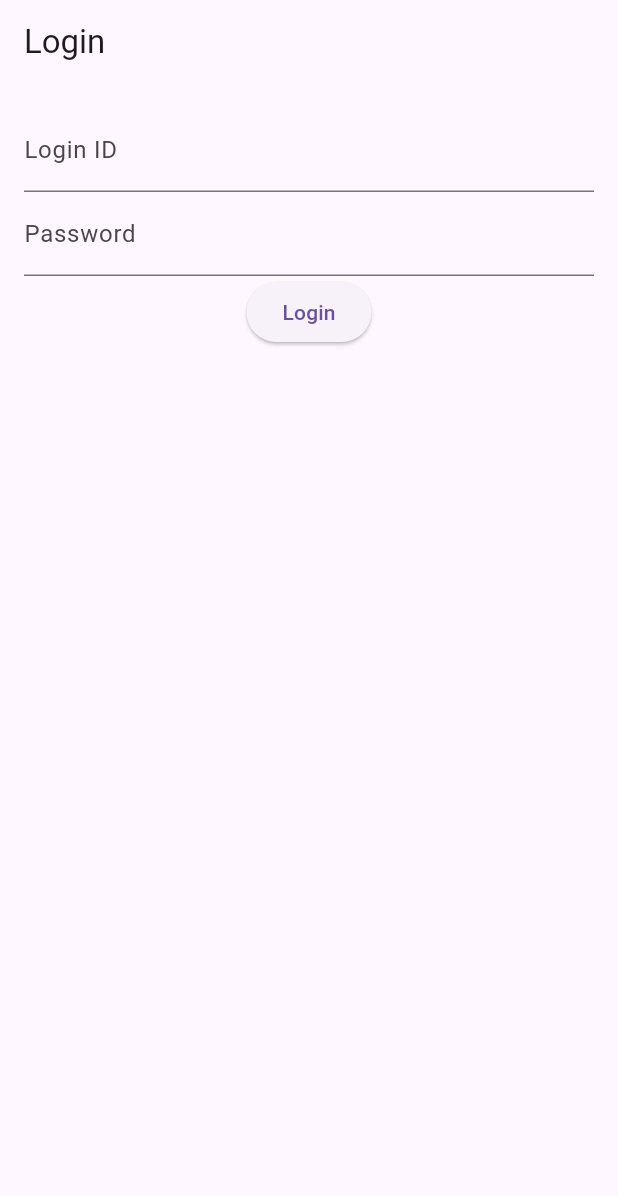
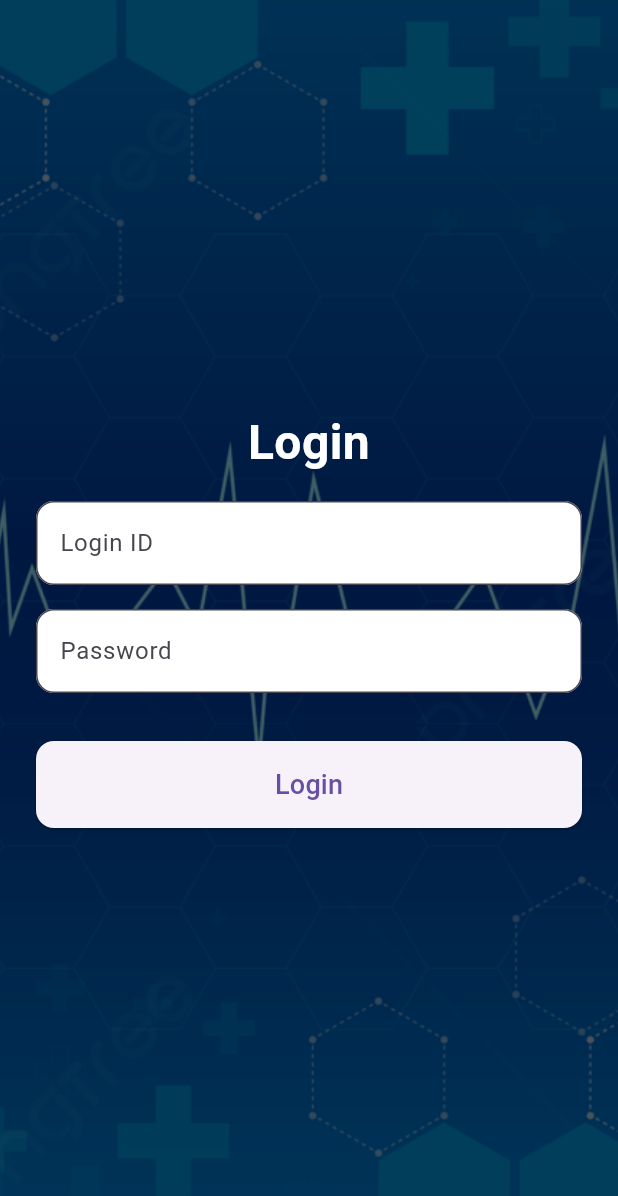
Before and after one commit to Soutikmondal/NGO_IITKGP, a Flutter app: the screen it shows after launch, on a phone screen of 412 x 824 dp. Shown: the top 1196 px of the screen. Run offline on Flutter 3.47's test engine with Material 3 defaults, Android fonts, the phone set to English and light mode, and no system bars; our stand-ins replace animated_text_kit, flutter_spinkit.

Commit message:
semi-final

```diff
--- a/lib/Chat_Bot/constants/api_consts.dart
+++ b/lib/Chat_Bot/constants/api_consts.dart
@@ -1,2 +1,2 @@
 const String BASE_URL = "https://generativelanguage.googleapis.com/v1beta";
-// const String API_KEY = "AIzaSyBPfMkdpwB5CH2rNjTIzyrQ2wVjpSajB1E";
+const String API_KEY = "AIzaSyBPfMkdpwB5CH2rNjTIzyrQ2wVjpSajB1E";
--- a/lib/Chat_Bot/services/api_service.dart
+++ b/lib/Chat_Bot/services/api_service.dart
@@ -28,20 +28,16 @@ class ApiService {
         }),
       );
 
-      // Decode the JSON response
       Map<String, dynamic> jsonResponse =
           json.decode(utf8.decode(response.bodyBytes));
 
-      // Check for errors in the response
       if (jsonResponse['error'] != null) {
         throw HttpException(jsonResponse['error']['message']);
       }
 
-      // Extract the content from the response
       String content =
           jsonResponse['candidates'][0]['content']['parts'][0]['text'];
 
-      // Create a chat response based on the content
       List<ChatModel> chatList = [
         ChatModel(msg: content, chatIndex: 1),
       ];
--- a/lib/main.dart
+++ b/lib/main.dart
@@ -42,6 +42,7 @@ class LoginScreen extends StatefulWidget {
 class _LoginScreenState extends State<LoginScreen> {
   final _loginIdController = TextEditingController();
   final _pwdController = TextEditingController();
+  late final String user_id;
   String _loginErrorMessage = '';
 
   void _login() async {
@@ -56,12 +57,13 @@ class _LoginScreenState extends State<LoginScreen> {
     final data = json.decode(response.body);
 
     if (data['status'] == 'success') {
+      user_id = data['userid'];
+
       Navigator.pushReplacement(
         context,
         MaterialPageRoute(
-          builder: (context) => HomeScreen(
-            userType: data['user_type'],
-          ),
+          builder: (context) =>
+              HomeScreen(userType: data['user_type'], userid: user_id),
         ),
       );
     } else {
@@ -73,31 +75,89 @@ class _LoginScreenState extends State<LoginScreen> {
 
   @override
   Widget build(BuildContext context) {
-    return Scaffold(
-      appBar: AppBar(
-        title: const Text('Login'),
+    return GestureDetector(
+      onTap: () {
+        FocusScope.of(context).unfocus();
+      },
+      child: Scaffold(
+        body: Stack(
+          children: [
+            Container(
+              decoration: const BoxDecoration(
+                image: DecorationImage(
+                  image: AssetImage('assets/images/login_background.jpg'),
+                  fit: BoxFit.cover,
                 ),
-      body: Padding(
-        padding: const EdgeInsets.all(16.0),
+              ),
+            ),
+            Container(
+              color: Colors.black.withOpacity(0.6),
+              child: Center(
+                child: SingleChildScrollView(
+                  padding: const EdgeInsets.symmetric(horizontal: 24.0),
                   child: Column(
+                    mainAxisAlignment: MainAxisAlignment.center,
+                    crossAxisAlignment: CrossAxisAlignment.stretch,
                     children: [
+                      const Text(
+                        'Login',
+                        textAlign: TextAlign.center,
+                        style: TextStyle(
+                          fontSize: 32.0,
+                          fontWeight: FontWeight.bold,
+                          color: Colors.white,
+                        ),
+                      ),
+                      const SizedBox(height: 16.0),
                       TextField(
                         controller: _loginIdController,
-              decoration: const InputDecoration(labelText: 'Login ID'),
+                        decoration: InputDecoration(
+                          filled: true,
+                          fillColor: Colors.white,
+                          labelText: 'Login ID',
+                          border: OutlineInputBorder(
+                            borderRadius: BorderRadius.circular(12.0),
                           ),
+                        ),
+                      ),
+                      const SizedBox(height: 16.0),
                       TextField(
                         controller: _pwdController,
-              decoration: const InputDecoration(labelText: 'Password'),
+                        decoration: InputDecoration(
+                          filled: true,
+                          fillColor: Colors.white,
+                          labelText: 'Password',
+                          border: OutlineInputBorder(
+                            borderRadius: BorderRadius.circular(12.0),
+                          ),
+                        ),
                         obscureText: true,
                       ),
+                      const SizedBox(height: 16.0),
                       if (_loginErrorMessage.isNotEmpty)
                         Text(
                           _loginErrorMessage,
+                          textAlign: TextAlign.center,
                           style: const TextStyle(color: Colors.red),
                         ),
+                      const SizedBox(height: 16.0),
                       ElevatedButton(
                         onPressed: _login,
-              child: const Text('Login'),
+                        style: ElevatedButton.styleFrom(
+                          padding: const EdgeInsets.symmetric(vertical: 16.0),
+                          shape: RoundedRectangleBorder(
+                            borderRadius: BorderRadius.circular(12.0),
+                          ),
+                        ),
+                        child: const Text(
+                          'Login',
+                          style: TextStyle(fontSize: 18.0),
+                        ),
+                      ),
+                    ],
+                  ),
+                ),
+              ),
             ),
           ],
         ),
```
Also changed, not shown: lib/Rag/chatscreen/chatscreen.dart (+11 -2 lines), lib/admin_login_screen.dart (deleted, +0 -70 lines), lib/chatbotv2/screen/chat_screen.dart (+7 -4 lines), lib/create_user_screen.dart (+41 -7 lines), lib/home_screen.dart (+18 -4 lines), assets/images/login_background.jpg (added). Lines whose indentation alone changed are shown as unchanged.
